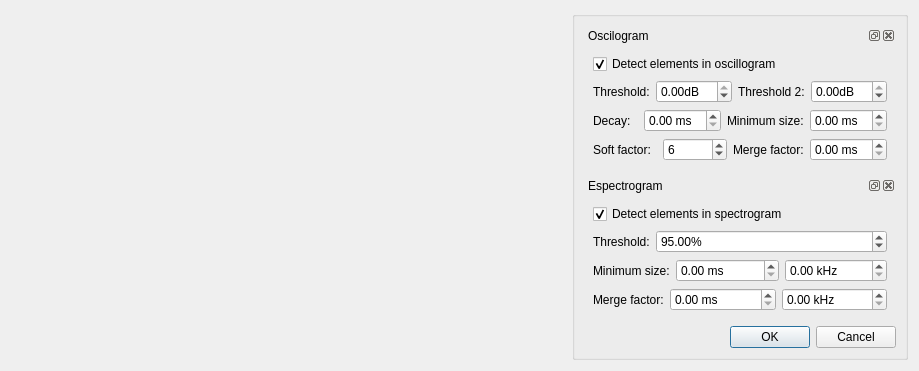
ECMora/SoundLab, file Graphic_Interface/UI Files/ui_elemDetectSettings.ui: the form before one commit.
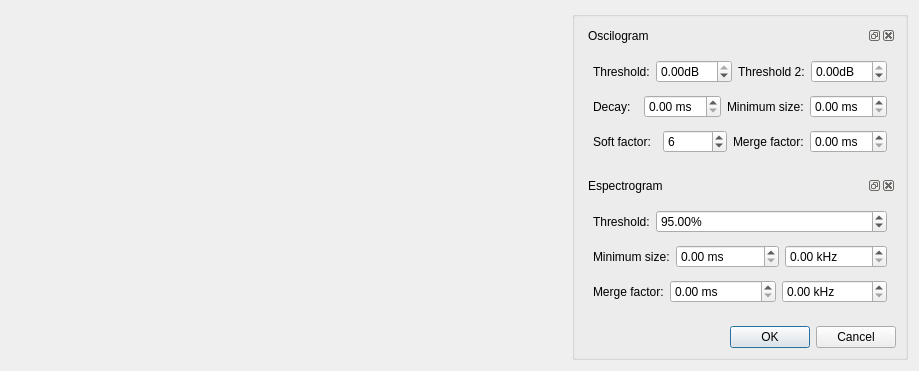
The form after the commit. Custom widgets are drawn as their Qt base class.

```diff
--- a/Graphic_Interface/UI Files/ui_elemDetectSettings.ui
+++ b/Graphic_Interface/UI Files/ui_elemDetectSettings.ui
@@ -33,16 +33,6 @@
         </property>
         <widget class="QWidget" name="dockWidgetContents_2">
          <layout class="QVBoxLayout" name="verticalLayout">
-          <item>
-           <widget class="QCheckBox" name="chbxDetectOsc">
-            <property name="text">
-             <string>Detect elements in oscillogram</string>
-            </property>
-            <property name="checked">
-             <bool>true</bool>
-            </property>
-           </widget>
-          </item>
           <item>
            <layout class="QHBoxLayout" name="horizontalLayout_7" stretch="0,0,0">
             <property name="spacing">
@@ -198,20 +188,7 @@
         </property>
         <widget class="QWidget" name="dockWidgetContents_3">
          <layout class="QGridLayout" name="gridLayout_3">
-          <item row="0" column="1">
-           <widget class="QCheckBox" name="chbxDetectSpec">
-            <property name="text">
-             <string>Detect elements in spectrogram</string>
-            </property>
-            <property name="checked">
-             <bool>true</bool>
-            </property>
-            <property name="tristate">
-             <bool>false</bool>
-            </property>
-           </widget>
-          </item>
-          <item row="3" column="1">
+          <item row="2" column="1">
            <layout class="QHBoxLayout" name="horizontalLayout_10" stretch="0,1,1">
             <item>
              <widget class="QLabel" name="label_9">
@@ -242,7 +219,7 @@
             </item>
            </layout>
           </item>
-          <item row="2" column="1">
+          <item row="1" column="1">
            <layout class="QHBoxLayout" name="horizontalLayout_8" stretch="0,1,1">
             <item>
              <widget class="QLabel" name="label_7">
@@ -273,7 +250,7 @@
             </item>
            </layout>
           </item>
-          <item row="1" column="1">
+          <item row="0" column="1">
            <layout class="QHBoxLayout" name="horizontalLayout_9" stretch="0,1">
             <item>
              <widget class="QLabel" name="label_8">
```
